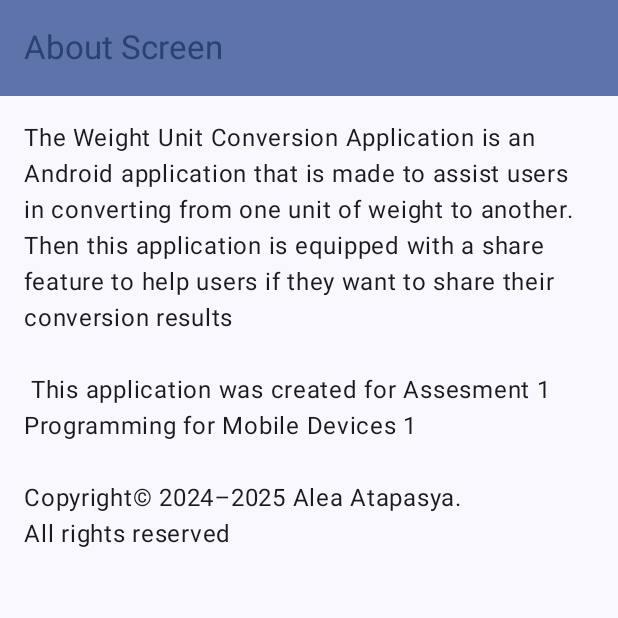
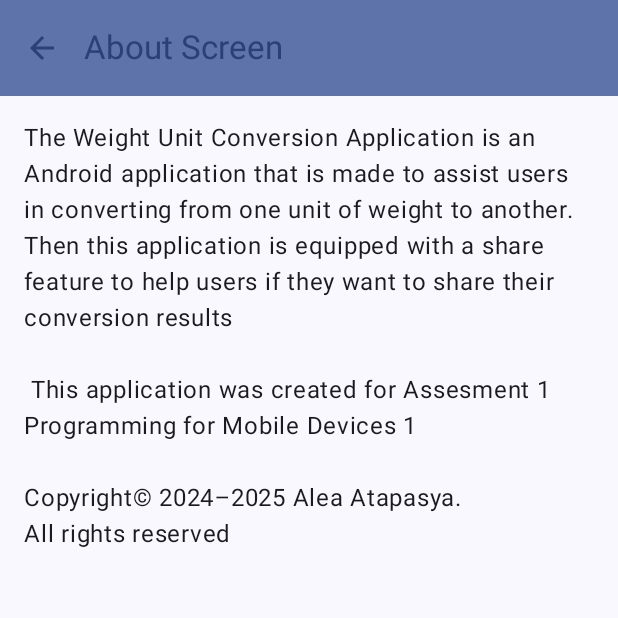
Before and after one commit to Aleaatapasya/Assesment1-Mobpro, an Android app built with Jetpack Compose: the AboutScreen screen opened through its navigation route, on a phone screen of 412 x 824 dp, the top half of it. Run offline under Robolectric (Android 15) with nearby library versions, the phone set to English and light mode, and no system bars.

Commit message:
Membuat tombol up pada tampilan about

```diff
--- a/app/src/main/java/com/aleaatapasya0002/assesment1/navigation/NavGraph.kt
+++ b/app/src/main/java/com/aleaatapasya0002/assesment1/navigation/NavGraph.kt
@@ -18,7 +18,7 @@ fun SetupNavGraph(navController: NavHostController = rememberNavController()) {
             MainScreen(navController)
         }
         composable(route = Screen.About.route) {
-            AboutScreen()
+            AboutScreen(navController)
         }
     }
 }
--- a/app/src/main/java/com/aleaatapasya0002/assesment1/ui/screen/AboutScreen.kt
+++ b/app/src/main/java/com/aleaatapasya0002/assesment1/ui/screen/AboutScreen.kt
@@ -2,7 +2,11 @@ package com.aleaatapasya0002.assesment1.ui.screen
 
 import android.content.res.Configuration
 import androidx.compose.foundation.layout.padding
+import androidx.compose.material.icons.Icons
+import androidx.compose.material.icons.automirrored.filled.ArrowBack
 import androidx.compose.material3.ExperimentalMaterial3Api
+import androidx.compose.material3.Icon
+import androidx.compose.material3.IconButton
 import androidx.compose.material3.MaterialTheme
 import androidx.compose.material3.Scaffold
 import androidx.compose.material3.Text
@@ -13,15 +17,27 @@ import androidx.compose.ui.Modifier
 import androidx.compose.ui.res.stringResource
 import androidx.compose.ui.tooling.preview.Preview
 import androidx.compose.ui.unit.dp
+import androidx.navigation.NavController
+import androidx.navigation.NavHostController
+import androidx.navigation.compose.rememberNavController
 import com.aleaatapasya0002.assesment1.R
 import com.aleaatapasya0002.assesment1.ui.theme.Assesment1Theme
 
 @OptIn(ExperimentalMaterial3Api::class)
 @Composable
-fun AboutScreen() {
+fun AboutScreen(navController: NavHostController) {
     Scaffold (
         topBar = {
             TopAppBar(
+                navigationIcon = {
+                    IconButton(onClick = {navController.popBackStack()}) {
+                        Icon(
+                            imageVector = Icons.AutoMirrored.Filled.ArrowBack,
+                            contentDescription = stringResource(R.string.kembali),
+                            tint = MaterialTheme.colorScheme.primary
+                        )
+                    }
+                },
                 title = {
                     Text(text = stringResource(id = R.string.tentang_aplikasi))
                 },
@@ -43,6 +59,6 @@ fun AboutScreen() {
 @Composable
 fun AboutScreenPreview() {
     Assesment1Theme {
-        AboutScreen()
+        AboutScreen(rememberNavController())
     }
 }
--- a/app/src/main/java/com/aleaatapasya0002/assesment1/ui/screen/MainScreen.kt
+++ b/app/src/main/java/com/aleaatapasya0002/assesment1/ui/screen/MainScreen.kt
@@ -41,6 +41,7 @@ import androidx.compose.runtime.remember
 import androidx.compose.runtime.setValue
 import androidx.compose.ui.Alignment
 import androidx.compose.ui.Modifier
+import androidx.compose.ui.graphics.Color
 import androidx.compose.ui.res.painterResource
 import androidx.compose.ui.res.stringResource
 import androidx.compose.ui.text.input.ImeAction
@@ -270,7 +271,8 @@ fun OverflowMenu(navController: NavController) {
                             Icon(
                                 painter = painterResource(R.drawable.help),
                                 modifier = Modifier.size(22.dp),
-                                contentDescription = stringResource(R.string.tutorial)
+                                contentDescription = stringResource(R.string.tutorial),
+                                tint = Color.Black
                             )
                         },
                         text = {Text(text = stringResource(R.string.tutorial))},
--- a/app/src/main/res/values/strings.xml
+++ b/app/src/main/res/values/strings.xml
@@ -19,5 +19,6 @@
     <string name="copyright">The Weight Unit Conversion Application is an Android application that is made to assist users in converting from one unit of weight to another. Then this application is equipped with a share feature to help users if they want to share their conversion results\n\n This application was created for Assesment 1 Programming for Mobile Devices 1\n\nCopyright© 2024–2025 Alea Atapasya.\nAll rights reserved</string>
     <string name="menu_overflow">Menu Overflow</string>
     <string name="tutorial">Usage Tutorial</string>
+    <string name="kembali">Back</string>
 
 </resources>
```
Also changed, not shown: 1 other file.
